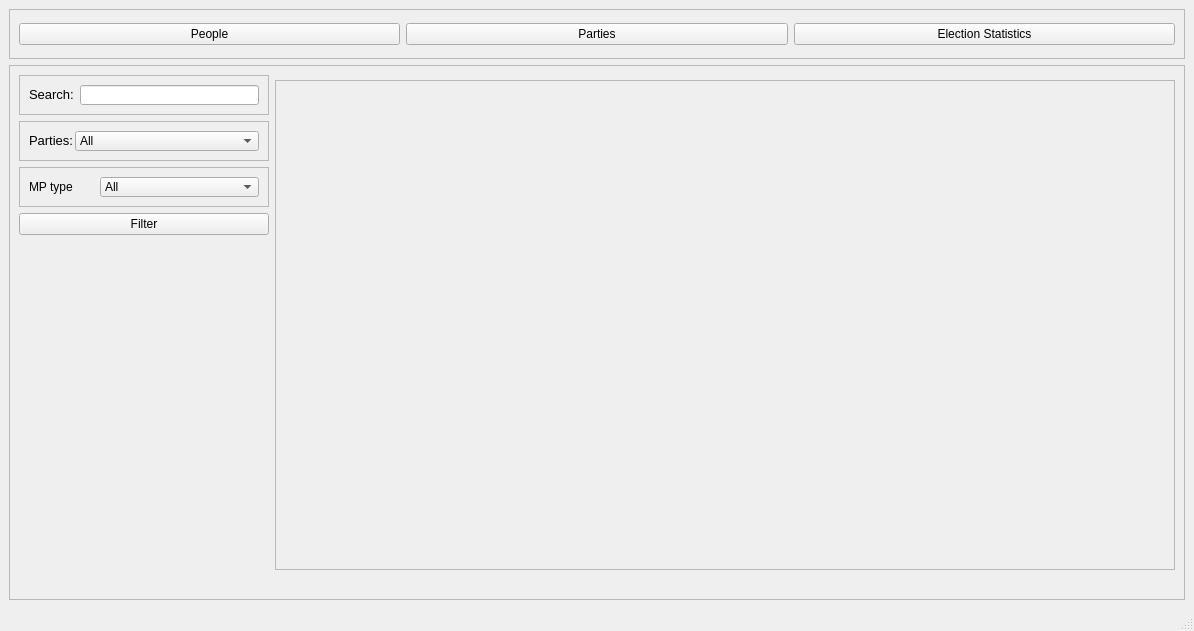
Debug-Divas/COSC345-Project, file qtGuiApplication/mainwindow.ui: the form before one commit.
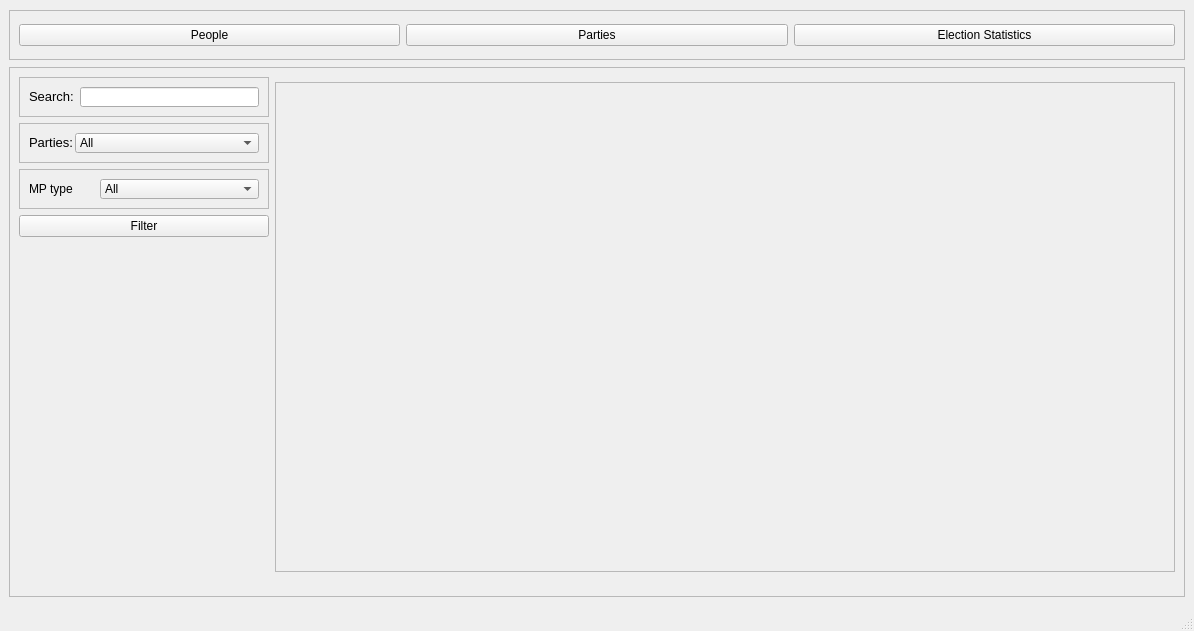
The form after the commit.

Patch:
```diff
--- a/qtGuiApplication/mainwindow.ui
+++ b/qtGuiApplication/mainwindow.ui
@@ -62,6 +62,12 @@
     </item>
     <item row="1" column="0" colspan="2">
      <widget class="QFrame" name="frame_5">
+      <property name="maximumSize">
+       <size>
+        <width>1180</width>
+        <height>530</height>
+       </size>
+      </property>
       <property name="frameShape">
        <enum>QFrame::StyledPanel</enum>
       </property>
```
